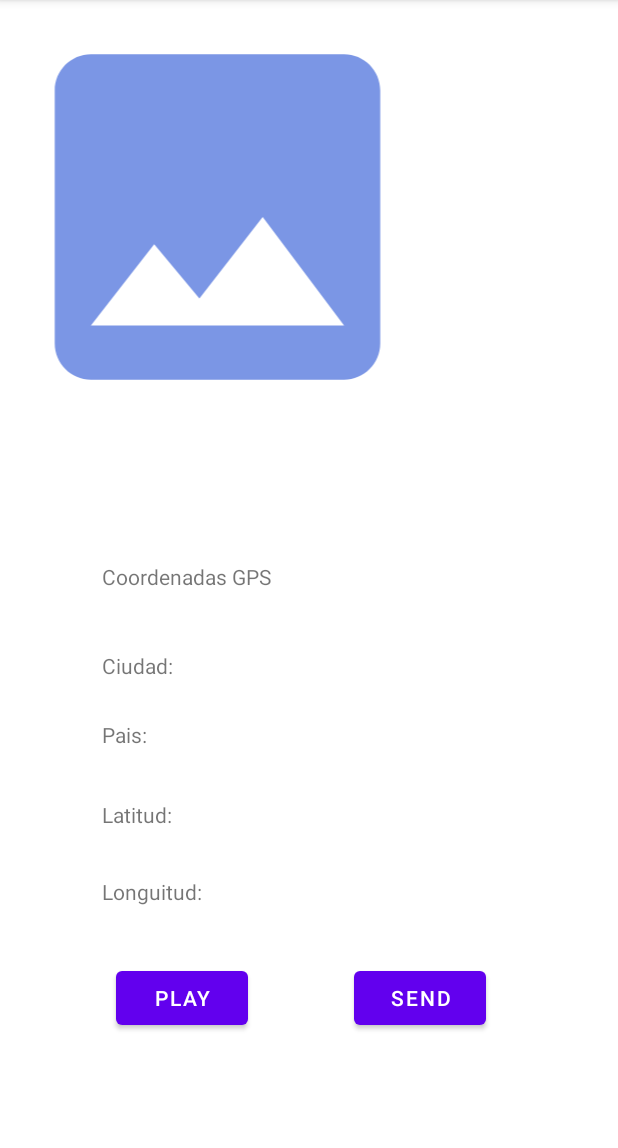
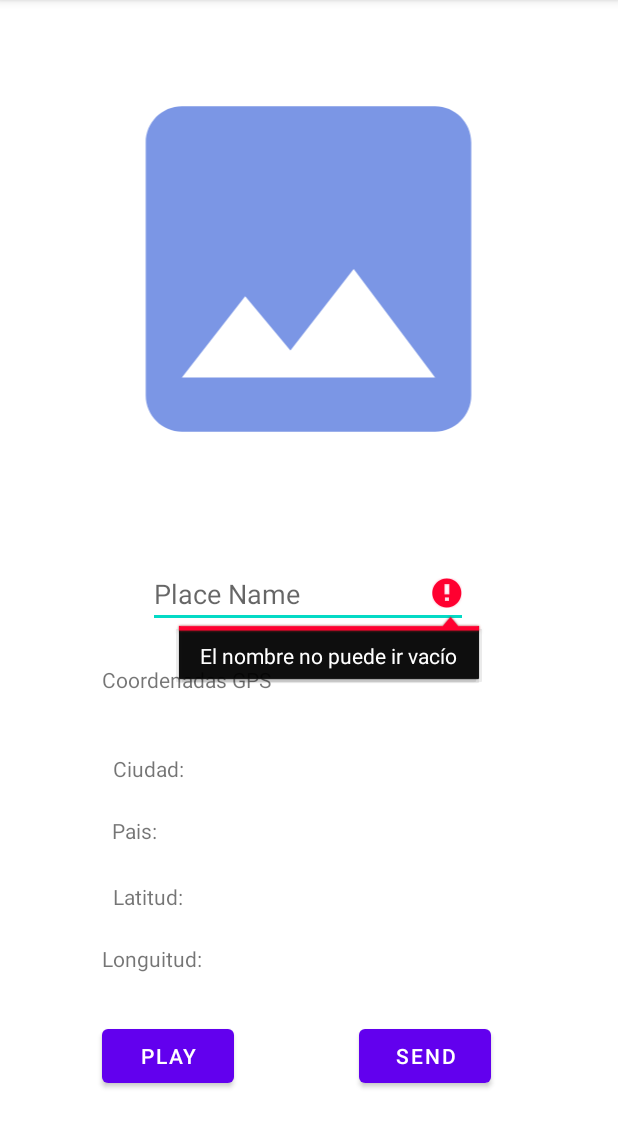
Before and after one commit to LadyAnith/CharmingPlaces, an Android app: the CapturePlace screen opened directly, with no data from a screen before it, after a tap on "SEND", on a phone screen of 412 x 824 dp, the part 84-1232 px from its top. Run offline under Robolectric (Android 15) with nearby library versions, the light colour scheme and no system bars; our stand-ins replace Volley.

Commit message:
Muchas cosas modificadas y cambiadas

```diff
--- a/app/src/main/java/com/example/charmingplaces/activities/CapturePlace.java
+++ b/app/src/main/java/com/example/charmingplaces/activities/CapturePlace.java
@@ -15,6 +15,7 @@ import android.os.Bundle;
 import android.provider.MediaStore;
 import android.util.Log;
 import android.widget.Button;
+import android.widget.EditText;
 import android.widget.ImageView;
 import android.widget.TextView;
 import android.widget.Toast;
@@ -29,7 +30,7 @@ import java.io.ByteArrayOutputStream;
 
 public class CapturePlace extends AppCompatActivity {
     private static final int REQUEST_CODE_CAMERA = 1234;
-    ;
+
     private final static int REQUEST_CODE_GPS = 100;
 
     TextView ubicacion;
@@ -37,6 +38,7 @@ public class CapturePlace extends AppCompatActivity {
     TextView ciudad;
     TextView latitud;
     TextView longuitud;
+    EditText nombre;
 
     Button play;
     Button send;
@@ -65,17 +67,31 @@ public class CapturePlace extends AppCompatActivity {
         play = findViewById(R.id.btnPlay);
         send = findViewById(R.id.btnSend);
         foto = findViewById(R.id.imgCamara);
+        nombre = findViewById(R.id.txtNamePlace);
 
         gps = new Gps(this);
         placesApi = new CharmingPlacesApi(this);
 
         play.setOnClickListener(evento -> {
+            play.setError(null);
             gps.getLocation(response -> gpsLocationCallback(response));
             pedirPermisosCamara();
 
         });
 
         send.setOnClickListener(evento -> {
+            play.setError(null);
+            String resultadoNombre = nombre.getText().toString();
+            if(resultadoNombre.isEmpty()){
+                nombre.setError("El nombre no puede ir vacío");
+                return;
+            }
+            if(fotoBitmap == null) {
+                play.setError("Se debe realizar una foto");
+                Toast.makeText(this, "Debes de tomar una foto", Toast.LENGTH_LONG);
+                return;
+            }
+
             PhotoCreatePlaceRequestDto photo = buildRequestData();
             placesApi.createInterestingPoint(photo,
                     responseSuccess -> Log.d("DEBUG", "Va todo OKey: " + responseSuccess),
@@ -98,8 +114,7 @@ public class CapturePlace extends AppCompatActivity {
                 .setImage(imagen)
                 .setXcoord(gpsLocation.getLonguitude())
                 .setXcoord(gpsLocation.getLatitude())
-                //TODO cambiar esto por un input de texto con el nombre del lugar de interés
-                .setName(gpsLocation.getAddress())
+                .setName(nombre.getText().toString())
                 .setCity(gpsLocation.getCity())
                 .setAddress(gpsLocation.getAddress());
         return photo;
--- a/app/src/main/java/com/example/charmingplaces/pojo/PlacesNearResponseDto.java
+++ b/app/src/main/java/com/example/charmingplaces/pojo/PlacesListResponseDto.java
@@ -3,7 +3,7 @@ package com.example.charmingplaces.pojo;
 import java.util.ArrayList;
 import java.util.List;
 
-public class PlacesNearResponseDto {
+public class PlacesListResponseDto {
 
     List<PlacesDto> data = new ArrayList<>();
 
--- a/app/src/main/res/layout/activity_capture_place.xml
+++ b/app/src/main/res/layout/activity_capture_place.xml
@@ -15,7 +15,8 @@
         app:layout_constraintEnd_toEndOf="parent"
         app:layout_constraintHorizontal_bias="0.228"
         app:layout_constraintStart_toStartOf="parent"
-        app:layout_constraintTop_toTopOf="parent" />
+        app:layout_constraintTop_toTopOf="parent"
+        app:layout_constraintVertical_bias="0.592" />
 
     <Button
         android:id="@+id/btnPlay"
@@ -24,10 +25,10 @@
         android:text="Play"
         app:layout_constraintBottom_toBottomOf="parent"
         app:layout_constraintEnd_toEndOf="parent"
-        app:layout_constraintHorizontal_bias="0.238"
+        app:layout_constraintHorizontal_bias="0.21"
         app:layout_constraintStart_toStartOf="parent"
         app:layout_constraintTop_toTopOf="parent"
-        app:layout_constraintVertical_bias="0.891" />
+        app:layout_constraintVertical_bias="0.944" />
 
     <TextView
         android:id="@+id/txtCiudad"
@@ -37,7 +38,7 @@
         android:text="Ciudad:"
         app:layout_constraintBottom_toBottomOf="parent"
         app:layout_constraintEnd_toEndOf="parent"
-        app:layout_constraintHorizontal_bias="0.186"
+        app:layout_constraintHorizontal_bias="0.206"
         app:layout_constraintStart_toStartOf="parent"
         app:layout_constraintTop_toBottomOf="@+id/txtUbicacion"
         app:layout_constraintVertical_bias="0.0" />
@@ -49,10 +50,10 @@
         android:text="Pais:"
         app:layout_constraintBottom_toBottomOf="parent"
         app:layout_constraintEnd_toEndOf="parent"
-        app:layout_constraintHorizontal_bias="0.178"
+        app:layout_constraintHorizontal_bias="0.196"
         app:layout_constraintStart_toStartOf="parent"
         app:layout_constraintTop_toBottomOf="@+id/txtCiudad"
-        app:layout_constraintVertical_bias="0.09" />
+        app:layout_constraintVertical_bias="0.098" />
 
     <TextView
         android:id="@+id/txtLatitud"
@@ -61,10 +62,10 @@
         android:text="Latitud:"
         app:layout_constraintBottom_toBottomOf="parent"
         app:layout_constraintEnd_toEndOf="parent"
-        app:layout_constraintHorizontal_bias="0.186"
+        app:layout_constraintHorizontal_bias="0.206"
         app:layout_constraintStart_toStartOf="parent"
         app:layout_constraintTop_toBottomOf="@+id/txtPais"
-        app:layout_constraintVertical_bias="0.137" />
+        app:layout_constraintVertical_bias="0.133" />
 
     <TextView
         android:id="@+id/txtLonguitud"
@@ -76,16 +77,19 @@
         app:layout_constraintHorizontal_bias="0.198"
         app:layout_constraintStart_toStartOf="parent"
         app:layout_constraintTop_toBottomOf="@+id/txtLatitud"
-        app:layout_constraintVertical_bias="0.164" />
+        app:layout_constraintVertical_bias="0.158" />
 
     <ImageView
         android:id="@+id/imgCamara"
-        android:src="@drawable/ic_baseline_image_24"
         android:layout_width="290dp"
         android:layout_height="289dp"
-        tools:layout_editor_absoluteX="62dp"
-        tools:layout_editor_absoluteY="37dp"
-         />
+        android:src="@drawable/ic_baseline_image_24"
+        app:layout_constraintBottom_toBottomOf="parent"
+        app:layout_constraintEnd_toEndOf="parent"
+        app:layout_constraintHorizontal_bias="0.495"
+        app:layout_constraintStart_toStartOf="parent"
+        app:layout_constraintTop_toTopOf="parent"
+        app:layout_constraintVertical_bias="0.072" />
 
     <Button
         android:id="@+id/btnSend"
@@ -94,8 +98,22 @@
         android:text="Send"
         app:layout_constraintBottom_toBottomOf="parent"
         app:layout_constraintEnd_toEndOf="parent"
-        app:layout_constraintHorizontal_bias="0.447"
+        app:layout_constraintHorizontal_bias="0.497"
         app:layout_constraintStart_toEndOf="@+id/btnPlay"
         app:layout_constraintTop_toTopOf="parent"
-        app:layout_constraintVertical_bias="0.891" />
+        app:layout_constraintVertical_bias="0.944" />
+
+    <EditText
+        android:id="@+id/txtNamePlace"
+        android:layout_width="wrap_content"
+        android:layout_height="wrap_content"
+        android:ems="10"
+        android:hint="Place Name"
+        android:inputType="textPersonName"
+        app:layout_constraintBottom_toBottomOf="parent"
+        app:layout_constraintEnd_toEndOf="parent"
+        app:layout_constraintHorizontal_bias="0.497"
+        app:layout_constraintStart_toStartOf="parent"
+        app:layout_constraintTop_toTopOf="parent"
+        app:layout_constraintVertical_bias="0.517" />
 </androidx.constraintlayout.widget.ConstraintLayout>
```
Also changed, not shown: app/src/main/java/com/example/charmingplaces/activities/MapActivity.java (+13 -1 lines), app/src/main/java/com/example/charmingplaces/activities/MapFragment.java (+6 -59 lines), app/src/main/java/com/example/charmingplaces/client/CharmingPlacesApi.java (+27 -6 lines), app/src/main/java/com/example/charmingplaces/logic/GMap.java (added, +94 -0 lines), app/src/main/java/com/example/charmingplaces/pojo/GeoPoint.java (added, +37 -0 lines), app/src/main/java/com/example/charmingplaces/pojo/PlacesInsideAreaRequestDto.java (added, +33 -0 lines), app/src/main/java/com/example/charmingplaces/pojo/PlacesNearRequestDto.java (+7 -18 lines), app/src/main/res/layout/activity_map.xml (+20 -4 lines).
